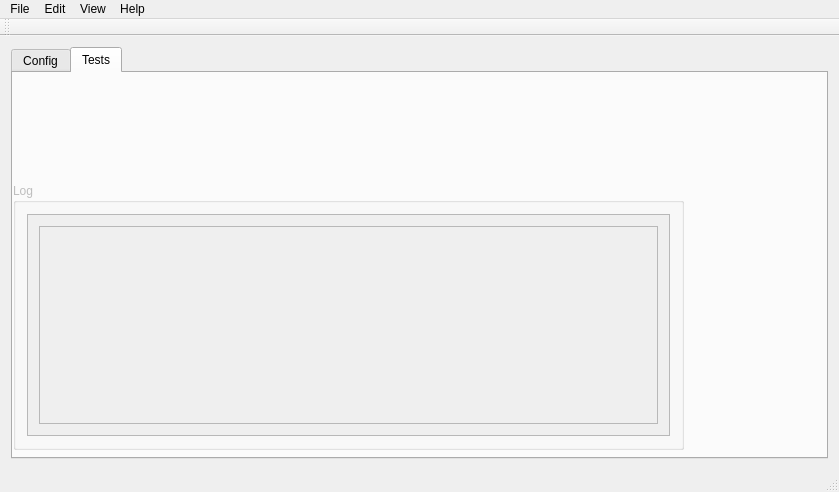
First picture: the form in XbeeEnv/views/XbeeTestFrame/mainwindow.ui, repository rafallis/XbeeTestEnvironment, before the edit.
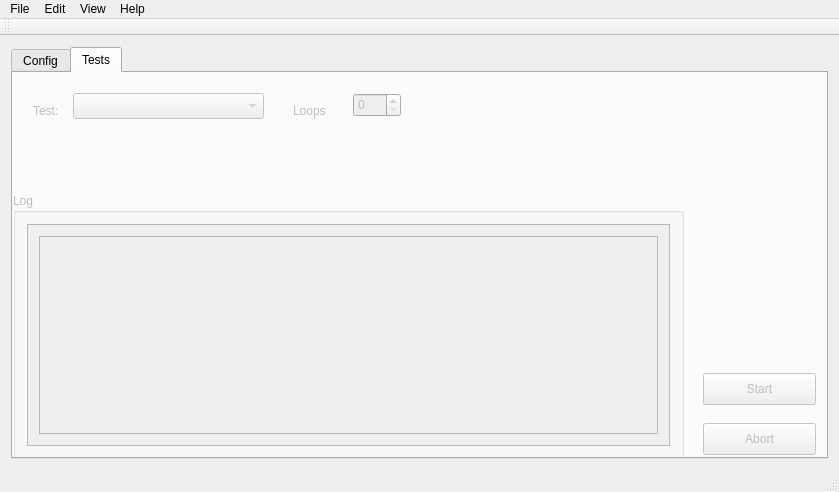
Second picture: the form after the edit. The open tabs and pages were chosen to show the change.

What changed in the file:
```diff
--- a/XbeeEnv/views/XbeeTestFrame/mainwindow.ui
+++ b/XbeeEnv/views/XbeeTestFrame/mainwindow.ui
@@ -15,7 +15,7 @@
   </property>
   <widget class="QWidget" name="centralWidget">
    <layout class="QGridLayout" name="gridLayout_2">
-    <item row="0" column="1">
+    <item row="0" column="0">
      <widget class="QTabWidget" name="tabWidget">
       <property name="layoutDirection">
        <enum>Qt::LeftToRight</enum>
@@ -214,7 +214,7 @@
         <property name="geometry">
          <rect>
           <x>0</x>
-          <y>110</y>
+          <y>120</y>
           <width>671</width>
           <height>267</height>
          </rect>
@@ -246,8 +246,78 @@
           </widget>
          </item>
         </layout>
-        <zorder>textBrowser_2</zorder>
-        <zorder>scrollArea_2</zorder>
+       </widget>
+       <widget class="QComboBox" name="comboBox_tests">
+        <property name="geometry">
+         <rect>
+          <x>60</x>
+          <y>20</y>
+          <width>191</width>
+          <height>26</height>
+         </rect>
+        </property>
+       </widget>
+       <widget class="QLabel" name="label_8">
+        <property name="geometry">
+         <rect>
+          <x>20</x>
+          <y>30</y>
+          <width>31</width>
+          <height>16</height>
+         </rect>
+        </property>
+        <property name="text">
+         <string>Test:</string>
+        </property>
+       </widget>
+       <widget class="QSpinBox" name="spinBox_test_reps">
+        <property name="geometry">
+         <rect>
+          <x>340</x>
+          <y>20</y>
+          <width>48</width>
+          <height>24</height>
+         </rect>
+        </property>
+       </widget>
+       <widget class="QPushButton" name="btn_start_test">
+        <property name="geometry">
+         <rect>
+          <x>690</x>
+          <y>300</y>
+          <width>113</width>
+          <height>32</height>
+         </rect>
+        </property>
+        <property name="text">
+         <string>Start</string>
+        </property>
+       </widget>
+       <widget class="QPushButton" name="btn_abort_test">
+        <property name="geometry">
+         <rect>
+          <x>690</x>
+          <y>350</y>
+          <width>113</width>
+          <height>32</height>
+         </rect>
+        </property>
+        <property name="text">
+         <string>Abort</string>
+        </property>
+       </widget>
+       <widget class="QLabel" name="label_9">
+        <property name="geometry">
+         <rect>
+          <x>280</x>
+          <y>30</y>
+          <width>60</width>
+          <height>16</height>
+         </rect>
+        </property>
+        <property name="text">
+         <string>Loops</string>
+        </property>
        </widget>
       </widget>
      </widget>
```
Left out of the diff: 12 changed lines with no effect on the pictures.
